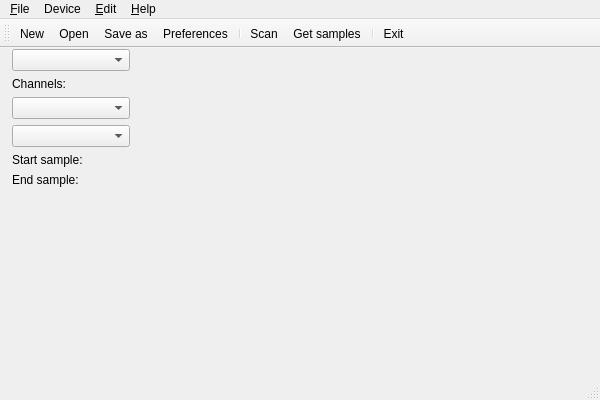
Qt form gui/mainwindow.ui (esden/flosslogic) before a commit.
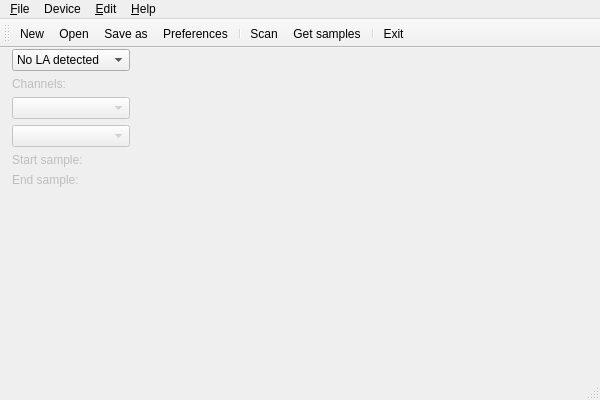
The same form after that commit. Icons and pictures are not drawn.

Commit message: Only enable UI elements when it makes sense.

Patch:
```diff
--- a/gui/mainwindow.ui
+++ b/gui/mainwindow.ui
@@ -46,7 +46,13 @@
        <number>1</number>
       </property>
       <item row="0" column="0">
-       <widget class="QComboBox" name="comboBoxLA"/>
+       <widget class="QComboBox" name="comboBoxLA">
+        <item>
+         <property name="text">
+          <string>No LA detected</string>
+         </property>
+        </item>
+       </widget>
       </item>
       <item row="6" column="0">
        <spacer name="verticalSpacer">
@@ -63,19 +69,33 @@
       </item>
       <item row="1" column="0">
        <widget class="QLabel" name="labelChannels">
+        <property name="enabled">
+         <bool>false</bool>
+        </property>
         <property name="text">
          <string>Channels:</string>
         </property>
        </widget>
       </item>
       <item row="2" column="0">
-       <widget class="QComboBox" name="comboBoxSampleRate"/>
+       <widget class="QComboBox" name="comboBoxSampleRate">
+        <property name="enabled">
+         <bool>false</bool>
+        </property>
+       </widget>
       </item>
       <item row="3" column="0">
-       <widget class="QComboBox" name="comboBoxNumSamples"/>
+       <widget class="QComboBox" name="comboBoxNumSamples">
+        <property name="enabled">
+         <bool>false</bool>
+        </property>
+       </widget>
       </item>
       <item row="4" column="0">
        <widget class="QLabel" name="labelSampleStart">
+        <property name="enabled">
+         <bool>false</bool>
+        </property>
         <property name="text">
          <string>Start sample:</string>
         </property>
@@ -83,6 +103,9 @@
       </item>
       <item row="5" column="0">
        <widget class="QLabel" name="labelSampleEnd">
+        <property name="enabled">
+         <bool>false</bool>
+        </property>
         <property name="text">
          <string>End sample:</string>
         </property>
```
Left out of the diff: 18 changed lines with no effect on the pictures. The commit also changes 1 other file.
